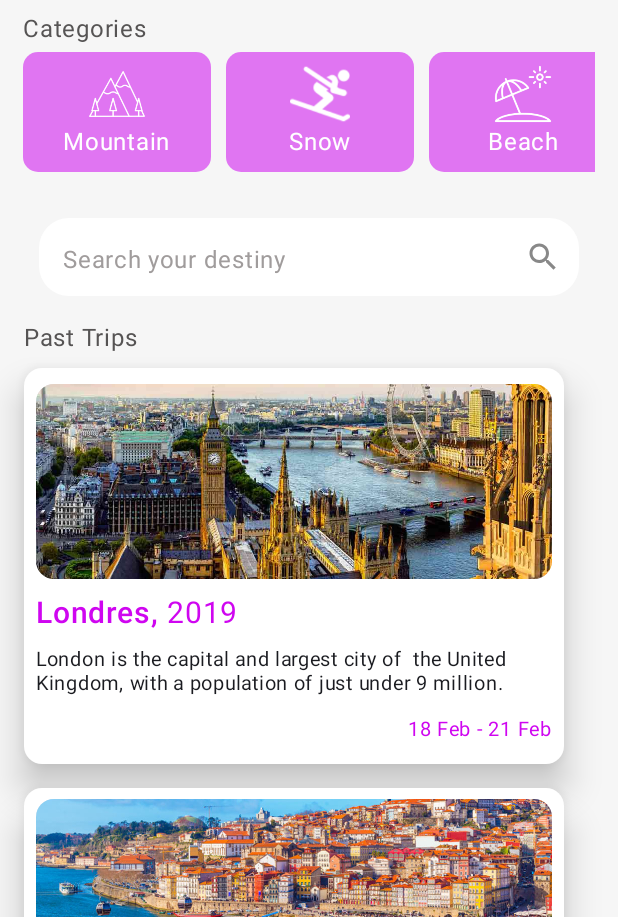
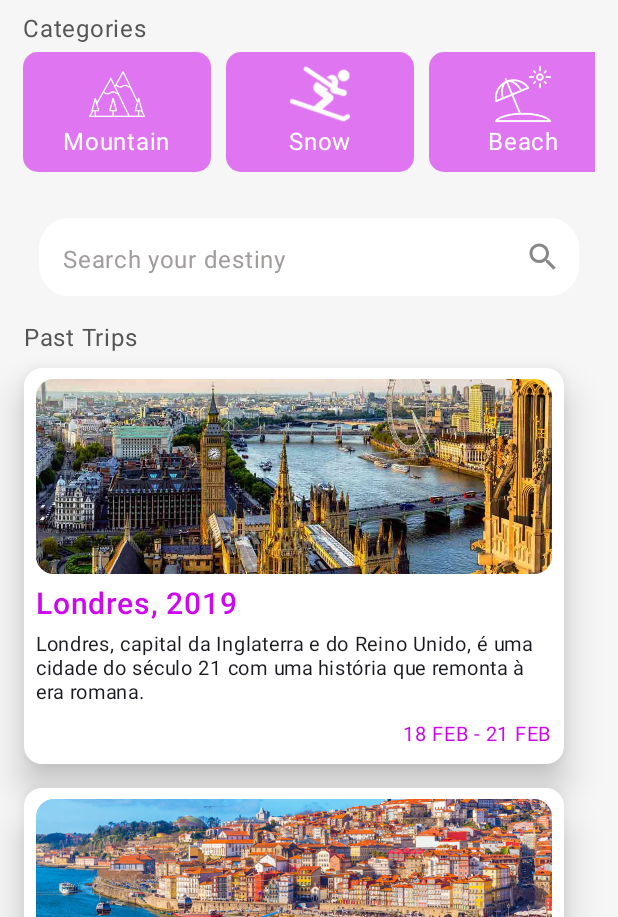
Before and after one commit to 4Mariza/DS1BIT_A_MYTRIPS, an Android app built with Jetpack Compose: the home screen opened through its navigation route, on a phone screen of 412 x 824 dp, the part 319-1236 px from its top. Run offline under Robolectric (Android 15) with nearby library versions, the phone set to English and light mode, and no system bars.

```diff
--- /dev/null
+++ b/app/src/main/java/br/senai/sp/jandira/mytrips/Utilitario.kt
@@ -0,0 +1,9 @@
+package br.senai.sp.jandira.mytrips
+
+import java.time.LocalDate
+
+fun simplificarData(dataCompleta: LocalDate): String{
+    val dia = "${dataCompleta.dayOfMonth}"
+    val mes = "${dataCompleta.month}".substring(0..2)
+    return "$dia $mes"
+}
--- /dev/null
+++ b/app/src/main/java/br/senai/sp/jandira/mytrips/model/Categoria.kt
@@ -0,0 +1,9 @@
+package br.senai.sp.jandira.mytrips.model
+
+import androidx.compose.ui.graphics.painter.Painter
+
+data class Categoria(
+    var id: Int = 0,
+    var categoria: String = "",
+    var icone: Painter? = null
+)
--- /dev/null
+++ b/app/src/main/java/br/senai/sp/jandira/mytrips/model/Viagem.kt
@@ -0,0 +1,13 @@
+package br.senai.sp.jandira.mytrips.model
+
+import androidx.compose.ui.graphics.painter.Painter
+import java.time.LocalDate
+
+data class Viagem(
+    var id :Int = 0,
+    var destino: String = "",
+    var dataChegada: LocalDate = LocalDate.now(),
+    var dataPartida: LocalDate = LocalDate.now(),
+    var descricao: String = "",
+    var imagem: Painter? = null
+)
--- /dev/null
+++ b/app/src/main/java/br/senai/sp/jandira/mytrips/repository/CategoriaRepository.kt
@@ -0,0 +1,31 @@
+package br.senai.sp.jandira.mytrips.repository
+
+import androidx.compose.runtime.Composable
+import androidx.compose.ui.res.painterResource
+import br.senai.sp.jandira.mytrips.R
+import br.senai.sp.jandira.mytrips.model.Categoria
+
+class CategoriaRepository {
+    @Composable
+    fun listarTodasAsCategorias(): List<Categoria>{
+
+        val categoriaMountain = Categoria()
+        categoriaMountain.id = 1
+        categoriaMountain.categoria = "Mountain"
+        categoriaMountain.icone = painterResource(id = R.drawable.moutain_icon)
+
+        val categoriaSnow= Categoria()
+        categoriaSnow.id = 2
+        categoriaSnow.categoria = "Snow"
+        categoriaSnow.icone = painterResource(id = R.drawable.snow)
+
+        val categoriaBeach = Categoria()
+        categoriaBeach.id = 3
+        categoriaBeach.categoria = "Beach"
+        categoriaBeach.icone = painterResource(id = R.drawable.beach)
+
+        val categorias = listOf(categoriaMountain,categoriaSnow,categoriaBeach)
+
+        return  categorias
+    }
+}
--- /dev/null
+++ b/app/src/main/java/br/senai/sp/jandira/mytrips/repository/ViagemRepository.kt
@@ -0,0 +1,50 @@
+package br.senai.sp.jandira.mytrips.repository
+
+import androidx.compose.runtime.Composable
+import androidx.compose.ui.res.painterResource
+import br.senai.sp.jandira.mytrips.R
+import br.senai.sp.jandira.mytrips.model.Viagem
+import java.time.LocalDate
+
+class ViagemRepository {
+    @Composable
+    fun listarTodasAsViagens(): List<Viagem>{
+
+        //val viagens = listOf<>()
+        val viagemLondres = Viagem()
+        viagemLondres.id = 1
+        viagemLondres.destino = "Londres"
+        viagemLondres.descricao = "Londres, capital da Inglaterra e do Reino Unido, é uma cidade do século 21 com uma história que remonta à era romana."
+        viagemLondres.dataChegada = LocalDate.of(2019,2,18)
+        viagemLondres.dataPartida = LocalDate.of(2019, 2,21)
+        viagemLondres.imagem = painterResource(id = R.drawable.london)
+
+        val viagemPorto = Viagem()
+        viagemPorto.id = 2
+        viagemPorto.destino = "Porto"
+        viagemPorto.descricao = " Porto é uma cidade costeira no noroeste de Portugal conhecida pelas pontes imponentes e pela produção de vinho do Porto."
+        viagemPorto.dataChegada = LocalDate.of(2022,3,18)
+        viagemPorto.dataPartida = LocalDate.of(2022, 4,21)
+        viagemPorto.imagem =  painterResource(id = R.drawable.porto)
+
+        val viagemChile = Viagem()
+        viagemChile.id = 3
+        viagemChile.destino = "Chile"
+        viagemChile.descricao = " O Chile é um país de território comprido e estreito que se estende pelo extremo oeste da América do Sul, com mais de 6.000 km de litoral ao longo do Oceano Pacífico. "
+        viagemChile.dataChegada = LocalDate.of(2024,6,27)
+        viagemChile.dataPartida = LocalDate.of(2024, 7,4)
+        viagemChile.imagem = painterResource(id = R.drawable.chile)
+
+        val viagemCoreiaDoSul = Viagem()
+        viagemCoreiaDoSul.id = 4
+        viagemCoreiaDoSul.destino = "Coréia do Sul"
+        viagemCoreiaDoSul.descricao = "A Coreia do Sul, uma nação do Leste da Ásia localizada na metade sul da Península da Coreia, compartilha uma das fronteiras mais militarizadas do mundo com a Coreia do Norte."
+        viagemCoreiaDoSul.dataChegada = LocalDate.of(2023,1,16)
+        viagemCoreiaDoSul.dataPartida = LocalDate.of(2024, 1,22)
+        viagemCoreiaDoSul.imagem = painterResource(id = R.drawable.southkorea)
+
+        val viagens = listOf(viagemLondres,viagemPorto,viagemChile, viagemCoreiaDoSul)
+
+        return viagens
+    }
+}
--- a/app/src/main/java/br/senai/sp/jandira/mytrips/screens/Home.kt
+++ b/app/src/main/java/br/senai/sp/jandira/mytrips/screens/Home.kt
@@ -51,23 +51,17 @@ import androidx.compose.ui.unit.dp
 import androidx.compose.ui.unit.sp
 import androidx.navigation.NavHostController
 import br.senai.sp.jandira.mytrips.R
+import br.senai.sp.jandira.mytrips.repository.CategoriaRepository
+import br.senai.sp.jandira.mytrips.repository.ViagemRepository
+import br.senai.sp.jandira.mytrips.simplificarData
 import br.senai.sp.jandira.mytrips.ui.theme.MyTripsTheme
-
-data class TripModel (val name: String,val img: Int, val year: String, val description: String, val date: String)
-val tripsList = listOf(
-    TripModel("Londres", R.drawable.london,"2019" , "London is the capital and largest city of  the United Kingdom, with a population of just under 9 million.", "18 Feb - 21 Feb"),
-    TripModel("Porto", R.drawable.porto, "2022", "Porto is the second city in Portugal, the capital of the Oporto District, and one of the Iberian Peninsula`s major urban areas.", "18 Mar - 21 Apr")
-)
-
-data class Categories (val name:String, val img: Int)
-val categoriesList = listOf(
-    Categories("Mountain", R.drawable.moutain_icon),
-    Categories("Snow", R.drawable.snow),
-    Categories("Beach", R.drawable.beach)
-)
 
 @Composable
 fun Home(controleDeNavegacao: NavHostController) {
+    val viagens = ViagemRepository().listarTodasAsViagens()
+
+    val categorias = CategoriaRepository().listarTodasAsCategorias()
+
     var cardColor by remember { mutableStateOf(Color(0x88CF06F0)) }
 
     var seachState = remember {
@@ -195,7 +189,7 @@ fun Home(controleDeNavegacao: NavHostController) {
                             .height(100.dp),
                         horizontalArrangement = Arrangement.SpaceAround
                     ) {
-                        items(categoriesList) { model ->
+                        items(categorias) {
                             Card(
                                 modifier = Modifier
                                     .width(125.dp)
@@ -219,11 +213,11 @@ fun Home(controleDeNavegacao: NavHostController) {
                                     verticalArrangement = Arrangement.Center
                                 ) {
                                     Image(
-                                        painter = painterResource(id = model.img),
+                                        painter = if(it.icone == null) painterResource(id = R.drawable.no_icon) else it.icone!!,
                                         contentDescription = "",
                                         modifier = Modifier.height(40.dp)
                                     )
-                                    Text(text = model.name, color = Color.White)
+                                    Text(text = it.categoria, color = Color.White)
                                 }
                             }
                             Spacer(modifier = Modifier.width(10.dp))
@@ -276,7 +270,7 @@ fun Home(controleDeNavegacao: NavHostController) {
                         )
                     }
                     LazyColumn() {
-                        items(tripsList) { model ->
+                        items(viagens) {
                             Card(
                                 modifier = Modifier
                                     .width(360.dp)
@@ -301,28 +295,22 @@ fun Home(controleDeNavegacao: NavHostController) {
                                     ) {
                                         Card {
                                             Image(
-                                                painter = painterResource(id = model.img),
-                                                contentDescription = "",
+                                                painter = if(it.imagem == null) painterResource(id = R.drawable.no_image) else it.imagem!!,
+                                                contentDescription = "Imagem Do Destino",
                                                 contentScale = ContentScale.Crop
                                             )
                                         }
                                     }
                                     Row(modifier = Modifier.fillMaxWidth()) {
                                         Text(
-                                            text = model.name + ", ",
+                                            text = "${it.destino}, ${it.dataChegada.year}",
                                             fontSize = 20.sp,
                                             fontWeight = FontWeight.Medium,
                                             color = Color(0xFFCF06F0)
                                         )
-                                        Text(
-                                            text = model.year,
-                                            fontSize = 20.sp,
-                                            fontWeight = FontWeight.Normal,
-                                            color = Color(0xFFCF06F0)
-                                        )
                                     }
                                     Text(
-                                        text = model.description,
+                                        text = it.descricao,
                                         lineHeight = 16.sp,
                                         fontSize = 13.sp
                                     )
@@ -332,7 +320,7 @@ fun Home(controleDeNavegacao: NavHostController) {
                                         horizontalArrangement = Arrangement.End
                                     ) {
                                         Text(
-                                            text = model.date,
+                                            text = "${simplificarData(it.dataChegada)} - ${simplificarData(it.dataPartida)}",
                                             color = Color(0xFFCF06F0),
                                             fontSize = 13.sp
                                         )
```
Also changed, not shown: app/src/main/res/drawable/chile.png (added), app/src/main/res/drawable/no_icon.png (added), app/src/main/res/drawable/no_image.png (added), app/src/main/res/drawable/southkorea.jpeg (added).
